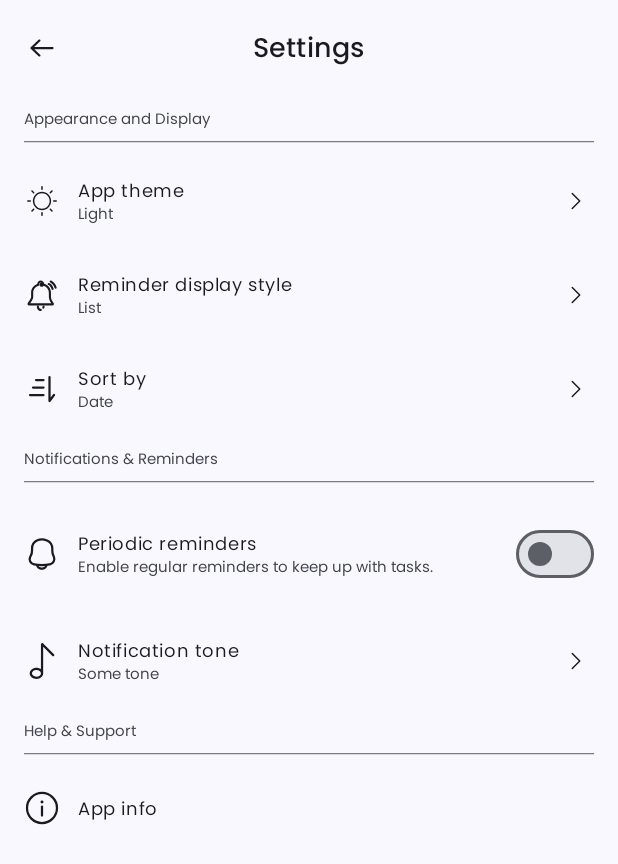
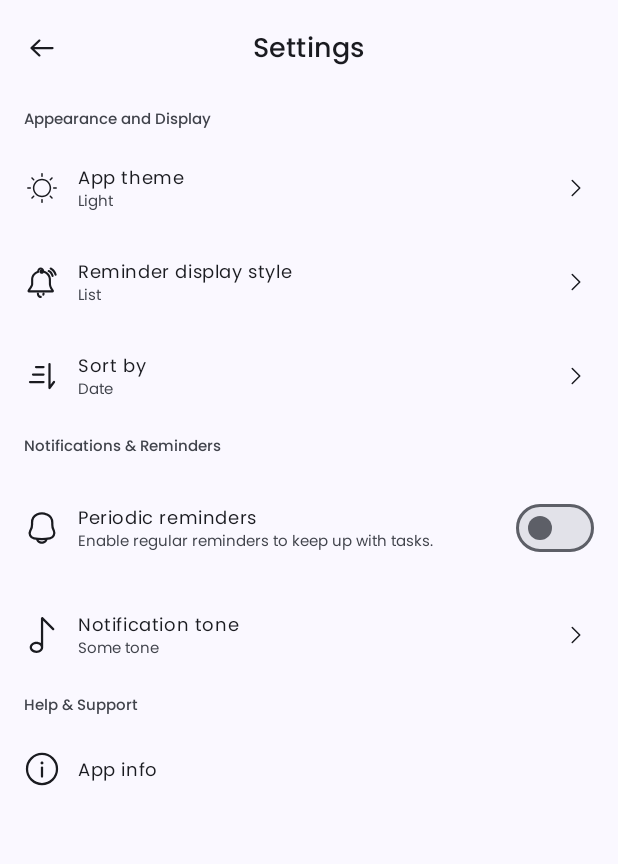
Before and after one commit to DenisGithuku/ThoughtPad, an Android app built with Jetpack Compose: the settings screen opened through its navigation route, on a phone screen of 412 x 824 dp. Shown: the top 864 px of the screen. Run offline under Robolectric (Android 15) with nearby library versions, the phone set to English and light mode, and no system bars.

Commit message:
Rid horizontal divider in title

```diff
--- a/feature/settings/src/main/kotlin/com/gitsoft/thoughtpad/feature/settings/components/SettingSectionTitle.kt
+++ b/feature/settings/src/main/kotlin/com/gitsoft/thoughtpad/feature/settings/components/SettingSectionTitle.kt
@@ -18,14 +18,13 @@ package com.gitsoft.thoughtpad.feature.settings.components
 
 import androidx.annotation.StringRes
 import androidx.compose.foundation.layout.Column
-import androidx.compose.foundation.layout.Spacer
 import androidx.compose.foundation.layout.fillMaxWidth
-import androidx.compose.foundation.layout.height
 import androidx.compose.foundation.layout.padding
-import androidx.compose.material3.HorizontalDivider
+import androidx.compose.material3.MaterialTheme
 import androidx.compose.runtime.Composable
 import androidx.compose.ui.Modifier
 import androidx.compose.ui.res.stringResource
+import androidx.compose.ui.text.font.FontWeight
 import androidx.compose.ui.tooling.preview.Preview
 import androidx.compose.ui.unit.dp
 import com.gitsoft.thoughtpad.core.toga.components.text.TogaSmallLabel
@@ -34,9 +33,10 @@ import com.gitsoft.thoughtpad.feature.settings.R
 @Composable
 fun SettingSectionTitle(modifier: Modifier = Modifier, @StringRes title: Int) {
     Column(modifier = modifier.fillMaxWidth().padding(horizontal = 16.dp, vertical = 8.dp)) {
-        TogaSmallLabel(text = stringResource(title))
-        Spacer(modifier = Modifier.height(8.dp))
-        HorizontalDivider(thickness = 0.8.dp)
+        TogaSmallLabel(
+            text = stringResource(title),
+            style = MaterialTheme.typography.labelSmall.copy(fontWeight = FontWeight.Medium)
+        )
     }
 }
 
```
